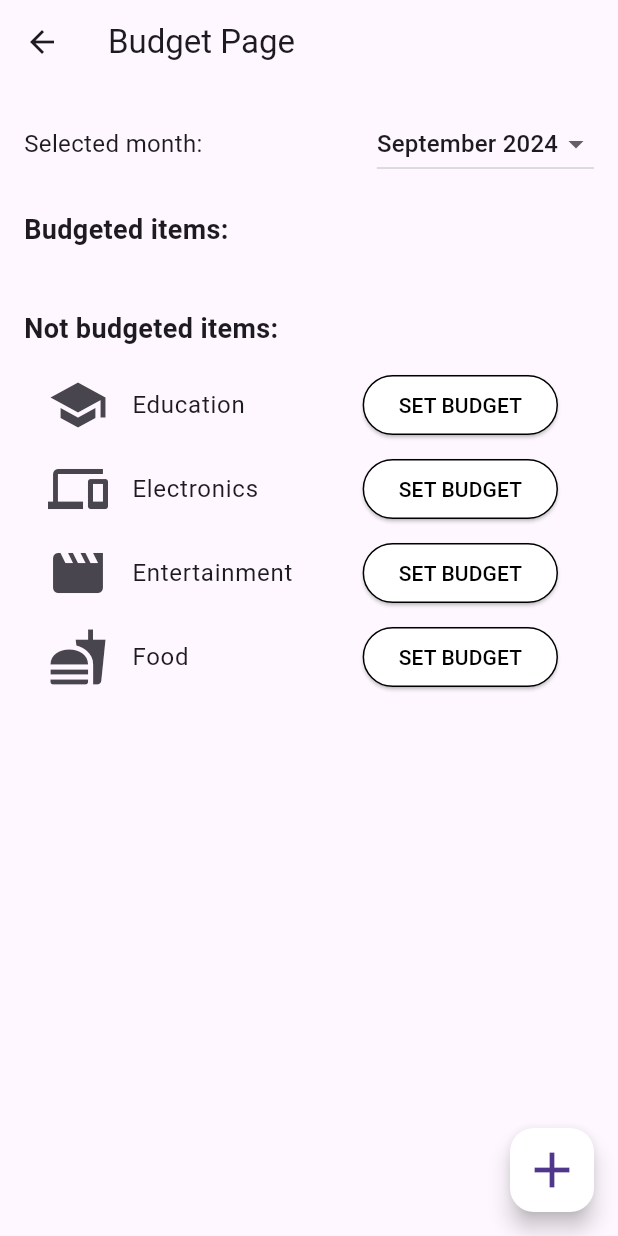
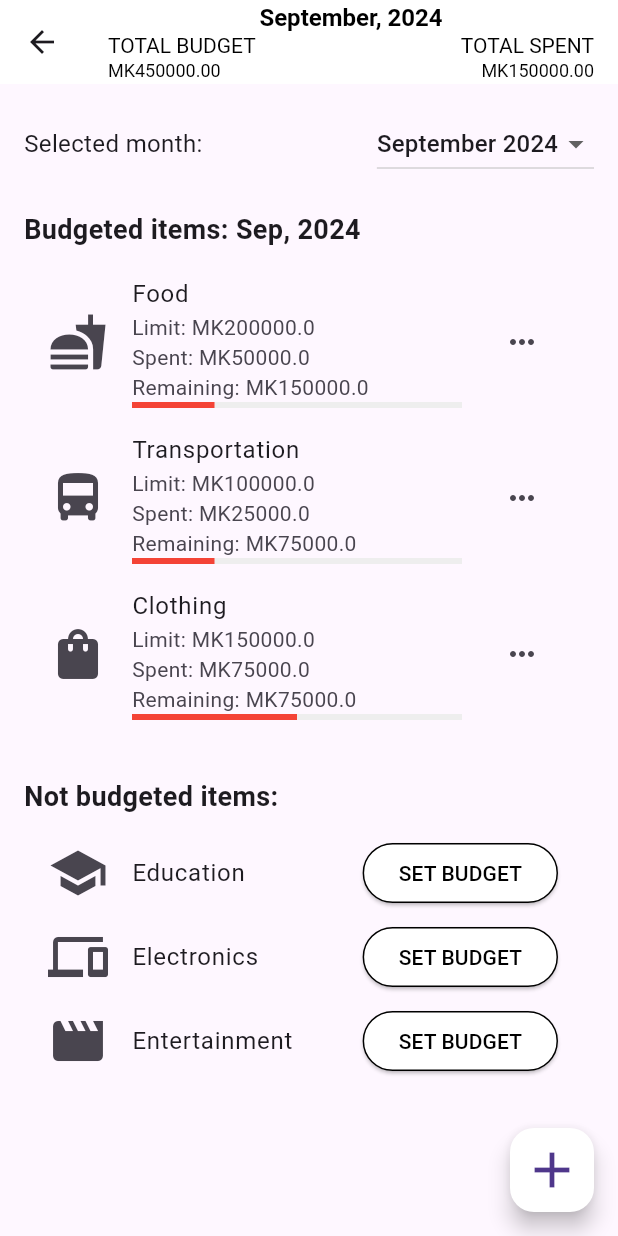
Before and after one commit to bsc-com-31-20/MobileAppDev, a Flutter app: the BudgetPage screen opened directly, on a phone screen of 412 x 824 dp. Run offline on Flutter 3.47's test engine with Material 3 defaults, Android fonts, the phone set to English and light mode, and no system bars; our stand-ins replace cached_network_image, font_awesome_flutter, google_fonts, image_picker, supabase_flutter; accounts and stored records are empty.

Commit message:
Merged changes from wadi into main

```diff
--- a/lib/pages/budget_page.dart
+++ b/lib/pages/budget_page.dart
@@ -12,8 +12,28 @@ class BudgetPage extends StatefulWidget {
 }
 
 class _BudgetPageState extends State<BudgetPage> {
+  int _selectedIndex = 2;
   String _selectedMonth = 'September 2024';
-  List<Map<String, dynamic>> _budgetedItems = [];
+  final List<Map<String, dynamic>> _budgetedItems = [
+    {
+      'icon': Icons.fastfood,
+      'label': 'Food',
+      'amount': 200000.0,
+      'spent': 50000.0
+    },
+    {
+      'icon': Icons.directions_bus,
+      'label': 'Transportation',
+      'amount': 100000.0,
+      'spent': 25000.0
+    },
+    {
+      'icon': Icons.shopping_bag,
+      'label': 'Clothing',
+      'amount': 150000.0,
+      'spent': 75000.0
+    },
+  ];
 
   @override
   void dispose() {
@@ -34,27 +54,46 @@ class _BudgetPageState extends State<BudgetPage> {
       context: context,
       builder: (BuildContext context) {
         return AlertDialog(
-          title: const Text("Add Budget"),
+          title: Text(
+            isEdit ? 'Edit Budget' : 'Set Budget',
+            style: const TextStyle(fontSize: 20, fontWeight: FontWeight.bold),
+          ),
           content: Column(
             mainAxisSize: MainAxisSize.min,
+            crossAxisAlignment: CrossAxisAlignment.start,
             children: [
+              Row(
+                children: [
+                  Icon(item['icon'] ?? Icons.category, size: 40),
+                  const SizedBox(width: 10),
+                  Text(item['label'] ?? item['name'] ?? 'Unnamed',
+                      style: const TextStyle(fontSize: 18)),
+                ],
+              ),
+              const SizedBox(height: 20),
+              const Text('Limit:', style: TextStyle(fontSize: 16)),
+              const SizedBox(height: 5),
               TextField(
-                controller: categoryNameController,
-                decoration: const InputDecoration(labelText: "Category Name"),
+                controller: _limitController,
+                keyboardType: TextInputType.number,
+                decoration: const InputDecoration(
+                  border: OutlineInputBorder(),
+                  hintText: '0',
+                ),
               ),
-              TextField(
-                controller: amountController,
-                decoration: const InputDecoration(labelText: "Set Amount"),
-                keyboardType: TextInputType.number,
-              ),
+              const SizedBox(height: 20),
+              Text('Month: $_selectedMonth',
+                  style: const TextStyle(fontSize: 16)),
             ],
           ),
           actions: [
             TextButton(
-              onPressed: () => Navigator.pop(context),
-              child: const Text("Cancel"),
+              onPressed: () {
+                Navigator.pop(context);
+              },
+              child: const Text('CANCEL'),
             ),
-            TextButton(
+            ElevatedButton(
               onPressed: () {
                 if (_limitController.text.isNotEmpty) {
                   setState(() {
@@ -76,7 +115,7 @@ class _BudgetPageState extends State<BudgetPage> {
                   Navigator.pop(context);
                 }
               },
-              child: const Text("Add"),
+              child: Text(isEdit ? 'SAVE' : 'SET'),
             ),
           ],
         );
@@ -129,7 +168,47 @@ class _BudgetPageState extends State<BudgetPage> {
 
     return Scaffold(
       appBar: AppBar(
-        title: const Text('Budget Page'),
+        backgroundColor: Colors.white,
+        elevation: 0,
+        centerTitle: true,
+        title: Column(
+          children: [
+            Text(
+              '${_selectedMonth.split(" ")[0]}, ${_selectedMonth.split(" ")[1]}',
+              style: const TextStyle(
+                color: Colors.black,
+                fontSize: 16,
+                fontWeight: FontWeight.bold,
+              ),
+            ),
+            const Row(
+              mainAxisAlignment: MainAxisAlignment.spaceBetween,
+              children: [
+                Text(
+                  'TOTAL BUDGET',
+                  style: TextStyle(color: Colors.black, fontSize: 14),
+                ),
+                Text(
+                  'TOTAL SPENT',
+                  style: TextStyle(color: Colors.black, fontSize: 14),
+                ),
+              ],
+            ),
+            Row(
+              mainAxisAlignment: MainAxisAlignment.spaceBetween,
+              children: [
+                Text(
+                  'MK${_totalBudget.toStringAsFixed(2)}',
+                  style: const TextStyle(color: Colors.black, fontSize: 12),
+                ),
+                Text(
+                  'MK${_totalSpent.toStringAsFixed(2)}',
+                  style: const TextStyle(color: Colors.black, fontSize: 12),
+                ),
+              ],
+            ),
+          ],
+        ),
       ),
       body: Padding(
         padding: const EdgeInsets.all(16.0),
@@ -164,25 +243,51 @@ class _BudgetPageState extends State<BudgetPage> {
                 ],
               ),
               const SizedBox(height: 20),
-              const Text('Budgeted items:',
-                  style: TextStyle(fontSize: 18, fontWeight: FontWeight.bold)),
+
+              // Display budgeted items with month
+              Text(
+                'Budgeted items: ${_selectedMonth.split(" ")[0].substring(0, 3)}, ${_selectedMonth.split(" ")[1]}',
+                style:
+                    const TextStyle(fontSize: 18, fontWeight: FontWeight.bold),
+              ),
               const SizedBox(height: 10),
               Column(
                 children: _budgetedItems.map((item) {
                   double remaining =
                       (item['amount'] ?? 0.0) - (item['spent'] ?? 0.0);
                   return ListTile(
-                    leading: const Icon(Icons.category, size: 40),
-                    title: Text(item['category_name'] ?? '',
+                    leading: Icon(item['icon'] ?? Icons.category, size: 40),
+                    title: Text(item['label'] ?? 'Unnamed',
                         style: const TextStyle(fontSize: 16)),
-                    trailing: Container(
-                      padding: const EdgeInsets.all(8),
-                      decoration: BoxDecoration(
-                        border: Border.all(color: Colors.black),
-                        borderRadius: BorderRadius.circular(8),
-                      ),
-                      child: Text('MK${item['budget']}',
-                          style: const TextStyle(fontSize: 16)),
+                    subtitle: Column(
+                      crossAxisAlignment: CrossAxisAlignment.start,
+                      children: [
+                        Text('Limit: MK${item['amount']}'),
+                        Text('Spent: MK${item['spent']}'),
+                        Text('Remaining: MK$remaining'),
+                        LinearProgressIndicator(
+                          value:
+                              item['spent'] / (item['amount'] as double? ?? 1),
+                          color: Colors.red,
+                          backgroundColor: Colors.grey[200],
+                        ),
+                      ],
+                    ),
+                    trailing: PopupMenuButton<String>(
+                      icon: const Icon(Icons.more_horiz),
+                      onSelected: (value) {
+                        if (value == 'change') {
+                          _showBudgetDialog(item, isEdit: true);
+                        } else if (value == 'remove') {
+                          _showRemoveConfirmationDialog(item);
+                        }
+                      },
+                      itemBuilder: (context) => [
+                        const PopupMenuItem(
+                            value: 'change', child: Text('Change Limit')),
+                        const PopupMenuItem(
+                            value: 'remove', child: Text('Remove Budget')),
+                      ],
                     ),
                   );
                 }).toList(),
```
Also changed, not shown: lib/pages/analysis_page.dart (+23 -75 lines).
